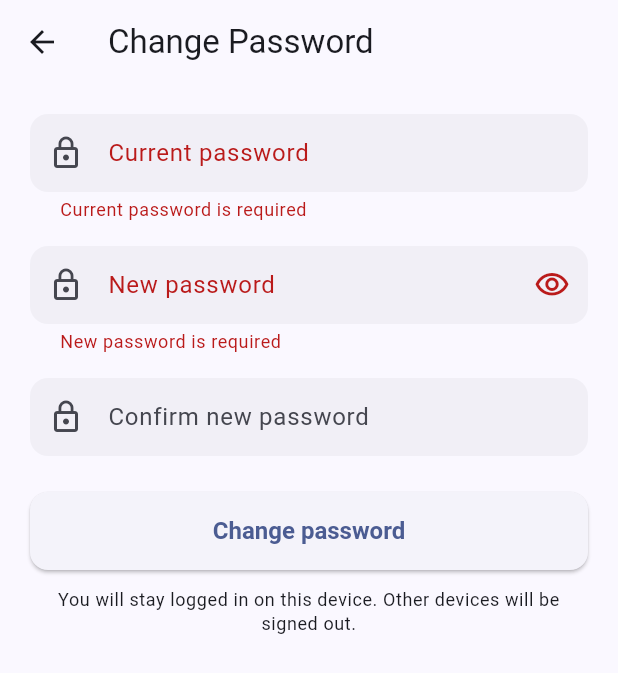
After one commit to elamany/flutter-django-chapa-demonstration, a Flutter app: the ChangePasswordScreen screen opened directly, after a tap on "Change password", on a phone screen of 412 x 824 dp. The commit adds this screen. Shown: the top 673 px of the screen. Run offline on Flutter 3.47's test engine with Material 3 defaults, Android fonts, the phone set to English and light mode, and no system bars; our stand-ins replace cached_network_image, dio, equatable, flutter_bloc, flutter_secure_storage, image_picker and 1 more; missing offline and left inert: flutter_inappwebview; accounts and stored records are empty; network calls fail.

Commit message:
chapa flutter django

```diff
--- /dev/null
+++ b/flutter_frontend/lib/features/auth/screens/change_password_screen.dart
@@ -0,0 +1,160 @@
+import 'package:flutter/material.dart';
+
+import '../../../core/api/api_exception.dart';
+import '../../auth/data/repositories/auth_repository.dart';
+
+class ChangePasswordScreen extends StatefulWidget {
+  const ChangePasswordScreen({super.key});
+
+  @override
+  State<ChangePasswordScreen> createState() => _ChangePasswordScreenState();
+}
+
+class _ChangePasswordScreenState extends State<ChangePasswordScreen> {
+  final _formKey = GlobalKey<FormState>();
+  final _oldCtrl = TextEditingController();
+  final _newCtrl = TextEditingController();
+  final _confirmCtrl = TextEditingController();
+  bool _obscure = true;
+  bool _submitting = false;
+
+  @override
+  void dispose() {
+    _oldCtrl.dispose();
+    _newCtrl.dispose();
+    _confirmCtrl.dispose();
+    super.dispose();
+  }
+
+  Future<void> _submit() async {
+    if (!_formKey.currentState!.validate()) return;
+    setState(() => _submitting = true);
+
+    try {
+      await AuthRepository().changePassword(
+        oldPassword: _oldCtrl.text,
+        newPassword: _newCtrl.text,
+        newPasswordConfirm: _confirmCtrl.text,
+      );
+
+      if (!mounted) return;
+      ScaffoldMessenger.of(context).showSnackBar(
+        const SnackBar(
+          content: Text('Password changed. You are still logged in.'),
+          backgroundColor: Color(0xFF16A34A),
+        ),
+      );
+      Navigator.of(context).pop();
+    } on ApiException catch (e) {
+      if (!mounted) return;
+      setState(() => _submitting = false);
+      ScaffoldMessenger.of(context).showSnackBar(
+        SnackBar(content: Text(e.message)),
+      );
+    }
+  }
+
+  @override
+  Widget build(BuildContext context) {
+    return Scaffold(
+      appBar: AppBar(title: const Text('Change Password')),
+      body: SingleChildScrollView(
+        padding: const EdgeInsets.fromLTRB(20, 20, 20, 32),
+        child: Form(
+          key: _formKey,
+          child: Column(
+            crossAxisAlignment: CrossAxisAlignment.stretch,
+            children: [
+              TextFormField(
+                controller: _oldCtrl,
+                obscureText: _obscure,
+                enabled: !_submitting,
+                decoration: const InputDecoration(
+                  labelText: 'Current password',
+                  prefixIcon: Icon(Icons.lock_outline),
+                ),
+                textInputAction: TextInputAction.next,
+                validator: (v) => (v == null || v.isEmpty)
+                    ? 'Current password is required'
+                    : null,
+              ),
+              const SizedBox(height: 16),
+
+              TextFormField(
+                controller: _newCtrl,
+                obscureText: _obscure,
+                enabled: !_submitting,
+                decoration: InputDecoration(
+                  labelText: 'New password',
+                  prefixIcon: const Icon(Icons.lock_outline),
+                  suffixIcon: IconButton(
+                    icon: Icon(
+                      _obscure
+                          ? Icons.visibility_outlined
+                          : Icons.visibility_off_outlined,
+                    ),
+                    onPressed: () =>
+                        setState(() => _obscure = !_obscure),
+                  ),
+                ),
+                textInputAction: TextInputAction.next,
+                validator: (v) {
+                  if (v == null || v.isEmpty) {
+                    return 'New password is required';
+                  }
+                  if (v.length < 8) {
+                    return 'At least 8 characters';
+                  }
+                  if (v == _oldCtrl.text) {
+                    return 'Must be different from current password';
+                  }
+                  return null;
+                },
+              ),
+              const SizedBox(height: 16),
+
+              TextFormField(
+                controller: _confirmCtrl,
+                obscureText: _obscure,
+                enabled: !_submitting,
+                decoration: const InputDecoration(
+                  labelText: 'Confirm new password',
+                  prefixIcon: Icon(Icons.lock_outline),
+                ),
+                textInputAction: TextInputAction.done,
+                onFieldSubmitted: (_) => _submit(),
+                validator: (v) {
+                  if (v != _newCtrl.text) {
+                    return 'Passwords do not match';
+                  }
+                  return null;
+                },
+              ),
+              const SizedBox(height: 24),
+
+              ElevatedButton(
+                onPressed: _submitting ? null : _submit,
+                style: ElevatedButton.styleFrom(
+                  padding: const EdgeInsets.symmetric(vertical: 16),
+                ),
+                child: _submitting
+                    ? const SizedBox(
+                        height: 20,
+                        width: 20,
+                        child: CircularProgressIndicator(strokeWidth: 2),
+                      )
+                    : const Text('Change password'),
+              ),
+              const SizedBox(height: 12),
+              Text(
+                'You will stay logged in on this device. Other devices will be signed out.',
+                textAlign: TextAlign.center,
+                style: Theme.of(context).textTheme.bodySmall,
+              ),
+            ],
+          ),
+        ),
+      ),
+    );
+  }
+}
```
Also changed, not shown: flutter_frontend/lib/features/auth/bloc/auth_bloc.dart (+5 -2 lines), flutter_frontend/lib/features/auth/bloc/auth_event.dart (+13 -0 lines), flutter_frontend/lib/features/auth/screens/edit_profile_screen.dart (added, +151 -0 lines), flutter_frontend/lib/features/auth/screens/profile_screen.dart (+12 -2 lines), django-backend/campaign_image/Gemini_Generated_Image_8qgw9i8qgw9i8qgw.jpg (added), 11 other files.
